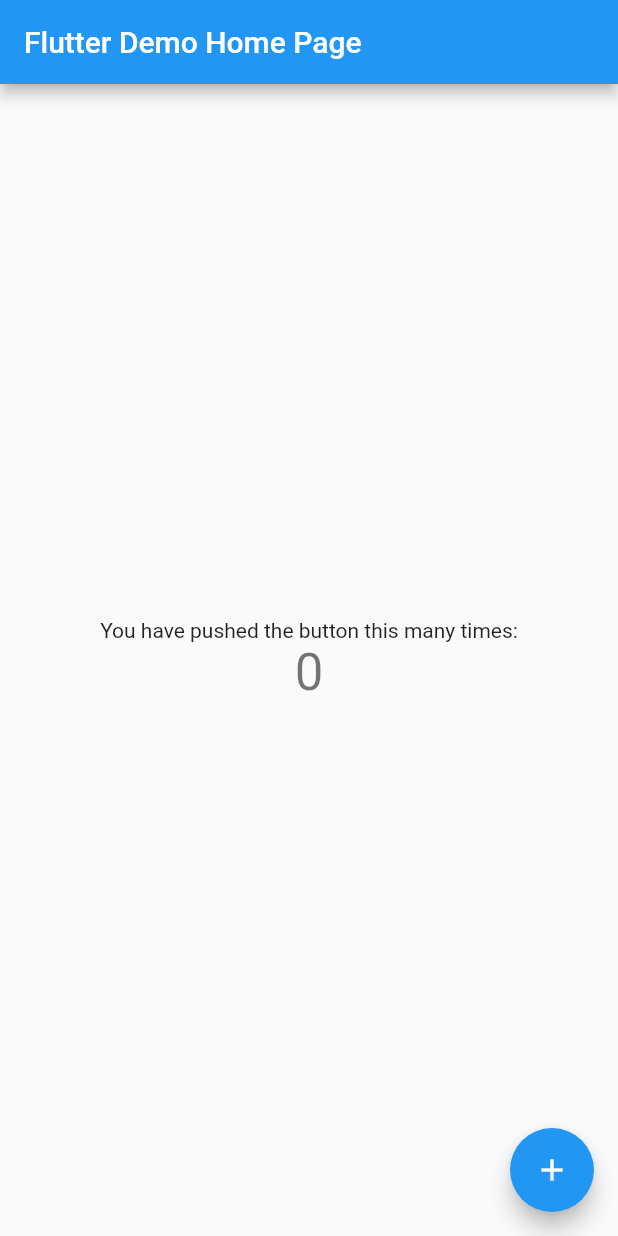
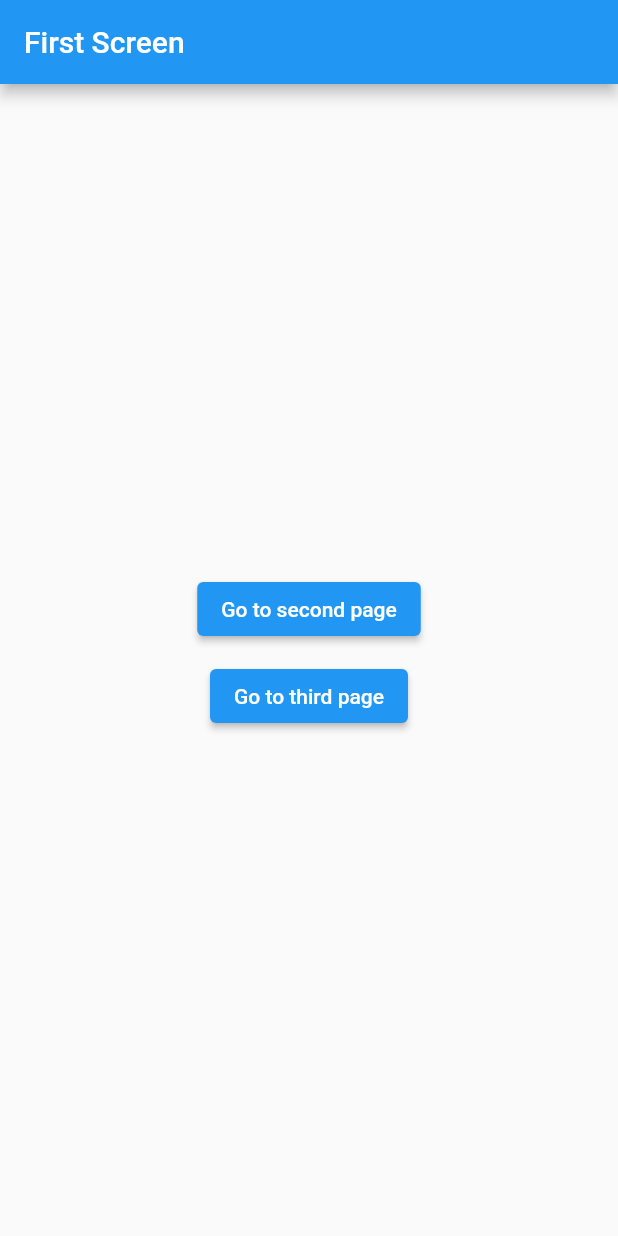
Before and after one commit to hadiuzzaman524/Json-Placeholder-exercise-with-flutter, a Flutter app: the screen it shows after launch, on a phone screen of 412 x 824 dp. Run offline on Flutter 3.47's test engine with Material 2 defaults, Android fonts, the phone set to English and light mode, and no system bars; our stand-ins replace auto_route, bloc, equatable, flutter_bloc.

Commit message:
learning about auto_route but have a problem

```diff
--- a/auto_route_exercise/lib/main.dart
+++ b/auto_route_exercise/lib/main.dart
@@ -1,115 +1,20 @@
+import 'package:auto_route_exercise/routes/router.gr.dart';
+import 'package:auto_route_exercise/screens/first.dart';
 import 'package:flutter/material.dart';
 
 void main() {
-  runApp(const MyApp());
+  runApp( MyApp());
 }
 
 class MyApp extends StatelessWidget {
-  const MyApp({Key? key}) : super(key: key);
+   MyApp({Key? key}) : super(key: key);
+   final _appRouter = AppRouter();
 
-  // This widget is the root of your application.
-  @override
-  Widget build(BuildContext context) {
-    return MaterialApp(
-      title: 'Flutter Demo',
-      theme: ThemeData(
-        // This is the theme of your application.
-        //
-        // Try running your application with "flutter run". You'll see the
-        // application has a blue toolbar. Then, without quitting the app, try
-        // changing the primarySwatch below to Colors.green and then invoke
-        // "hot reload" (press "r" in the console where you ran "flutter run",
-        // or simply save your changes to "hot reload" in a Flutter IDE).
-        // Notice that the counter didn't reset back to zero; the application
-        // is not restarted.
-        primarySwatch: Colors.blue,
-      ),
-      home: const MyHomePage(title: 'Flutter Demo Home Page'),
-    );
-  }
+   @override
+   Widget build(BuildContext context){
+     return MaterialApp.router(
+       routerDelegate: _appRouter.delegate(),
+       routeInformationParser: _appRouter.defaultRouteParser(),
+     );
+   }
 }
-
-class MyHomePage extends StatefulWidget {
-  const MyHomePage({Key? key, required this.title}) : super(key: key);
-
-  // This widget is the home page of your application. It is stateful, meaning
-  // that it has a State object (defined below) that contains fields that affect
-  // how it looks.
-
-  // This class is the configuration for the state. It holds the values (in this
-  // case the title) provided by the parent (in this case the App widget) and
-  // used by the build method of the State. Fields in a Widget subclass are
-  // always marked "final".
-
-  final String title;
-
-  @override
-  State<MyHomePage> createState() => _MyHomePageState();
-}
-
-class _MyHomePageState extends State<MyHomePage> {
-  int _counter = 0;
-
-  void _incrementCounter() {
-    setState(() {
-      // This call to setState tells the Flutter framework that something has
-      // changed in this State, which causes it to rerun the build method below
-      // so that the display can reflect the updated values. If we changed
-      // _counter without calling setState(), then the build method would not be
-      // called again, and so nothing would appear to happen.
-      _counter++;
-    });
-  }
-
-  @override
-  Widget build(BuildContext context) {
-    // This method is rerun every time setState is called, for instance as done
-    // by the _incrementCounter method above.
-    //
-    // The Flutter framework has been optimized to make rerunning build methods
-    // fast, so that you can just rebuild anything that needs updating rather
-    // than having to individually change instances of widgets.
-    return Scaffold(
-      appBar: AppBar(
-        // Here we take the value from the MyHomePage object that was created by
-        // the App.build method, and use it to set our appbar title.
-        title: Text(widget.title),
-      ),
-      body: Center(
-        // Center is a layout widget. It takes a single child and positions it
-        // in the middle of the parent.
-        child: Column(
-          // Column is also a layout widget. It takes a list of children and
-          // arranges them vertically. By default, it sizes itself to fit its
-          // children horizontally, and tries to be as tall as its parent.
-          //
-          // Invoke "debug painting" (press "p" in the console, choose the
-          // "Toggle Debug Paint" action from the Flutter Inspector in Android
-          // Studio, or the "Toggle Debug Paint" command in Visual Studio Code)
-          // to see the wireframe for each widget.
-          //
-          // Column has various properties to control how it sizes itself and
-          // how it positions its children. Here we use mainAxisAlignment to
-          // center the children vertically; the main axis here is the vertical
-          // axis because Columns are vertical (the cross axis would be
-          // horizontal).
-          mainAxisAlignment: MainAxisAlignment.center,
-          children: <Widget>[
-            const Text(
-              'You have pushed the button this many times:',
-            ),
-            Text(
-              '$_counter',
-              style: Theme.of(context).textTheme.headline4,
-            ),
-          ],
-        ),
-      ),
-      floatingActionButton: FloatingActionButton(
-        onPressed: _incrementCounter,
-        tooltip: 'Increment',
-        child: const Icon(Icons.add),
-      ), // This trailing comma makes auto-formatting nicer for build methods.
-    );
-  }
-}
--- /dev/null
+++ b/auto_route_exercise/lib/routes/router.dart
@@ -0,0 +1,17 @@
+// @CupertinoAutoRouter
+// @AdaptiveAutoRouter
+// @CustomAutoRouter
+import 'package:auto_route/auto_route.dart';
+import 'package:auto_route_exercise/screens/first.dart';
+import 'package:auto_route_exercise/screens/second.dart';
+import 'package:auto_route_exercise/screens/third.dart';
+
+@MaterialAutoRouter(
+  replaceInRouteName: 'Page,Route',
+  routes: <AutoRoute>[
+    AutoRoute(page: MyHomePage, initial: true),
+    AutoRoute(page: SecondPage),
+    AutoRoute(page: ThirdPage),
+  ],
+)
+class $AppRouter {}
--- /dev/null
+++ b/auto_route_exercise/lib/screens/first.dart
@@ -0,0 +1,50 @@
+import 'package:auto_route/auto_route.dart';
+import 'package:auto_route_exercise/routes/router.gr.dart';
+import 'package:auto_route_exercise/screens/second.dart';
+import 'package:auto_route_exercise/screens/third.dart';
+import 'package:flutter/cupertino.dart';
+import 'package:flutter/material.dart';
+
+class MyHomePage extends StatelessWidget {
+  const MyHomePage({Key? key}) : super(key: key);
+
+  @override
+  Widget build(BuildContext context) {
+    return Scaffold(
+      appBar: AppBar(
+        title: const Text("First Screen"),
+      ),
+      body: Center(
+        child: Column(
+          mainAxisAlignment: MainAxisAlignment.center,
+          crossAxisAlignment: CrossAxisAlignment.center,
+          children: [
+            ElevatedButton(
+              onPressed: () {
+             /*   Navigator.push(context,
+                    MaterialPageRoute(builder: (ctx) => const SecondPage()));*/
+                AutoRouter.of(context).pushNamed(SecondRoute.name);
+              },
+              child: const Text("Go to second page"),
+            ),
+            const SizedBox(
+              height: 10,
+            ),
+            ElevatedButton(
+              onPressed: () {
+              /*  Navigator.push(context,
+                    MaterialPageRoute(builder: (ctx) => const ThirdPage()));*/
+                //AutoRouter.of(context).pushNamed(ThirdRoute.name);
+                context.router.pushNamed(ThirdRoute.name);
+              },
+              child: const Text("Go to third page"),
+            ),
+            const SizedBox(
+              height: 10,
+            ),
+          ],
+        ),
+      ),
+    );
+  }
+}
--- a/auto_route_exercise/pubspec.yaml
+++ b/auto_route_exercise/pubspec.yaml
@@ -34,10 +34,13 @@ dependencies:
   # The following adds the Cupertino Icons font to your application.
   # Use with the CupertinoIcons class for iOS style icons.
   cupertino_icons: ^1.0.2
+  auto_route: ^3.2.4
 
 dev_dependencies:
   flutter_test:
     sdk: flutter
+  build_runner:
+  auto_route_generator: ^3.2.3
 
   # The "flutter_lints" package below contains a set of recommended lints to
   # encourage good coding practices. The lint set provided by the package is
```
Also changed, not shown: auto_route_exercise/lib/screens/second.dart (added, +16 -0 lines), auto_route_exercise/lib/screens/third.dart (added, +16 -0 lines), auto_route_exercise/lib/routes/router.gr.dart (added), auto_route_exercise/pubspec.lock.
